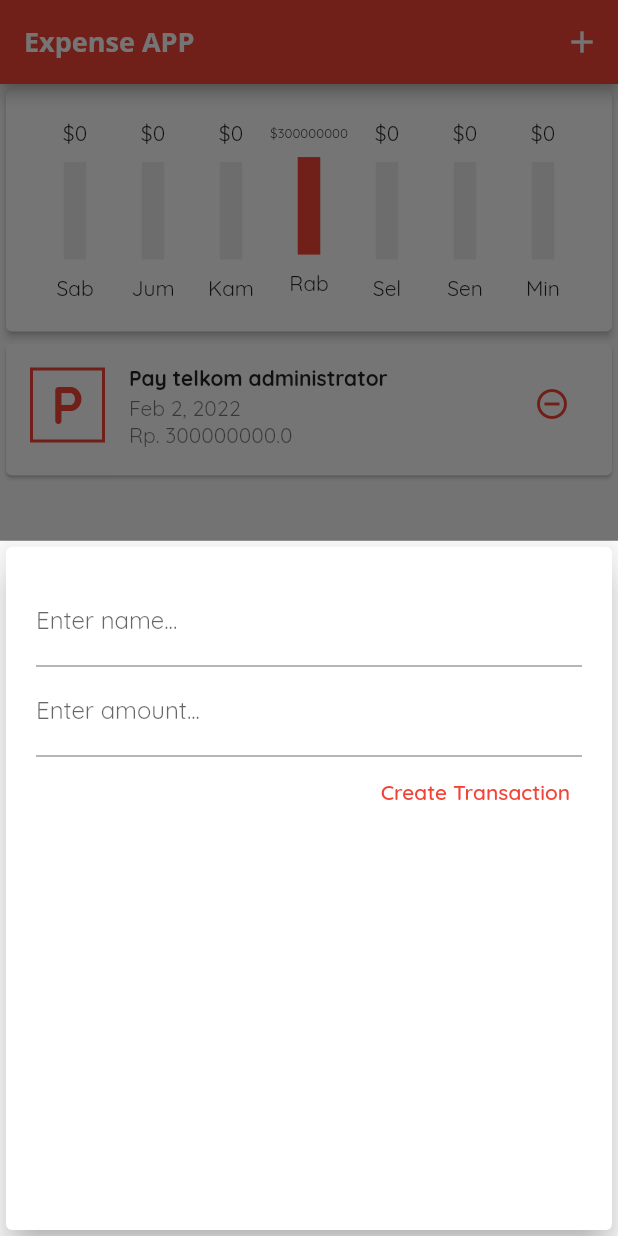
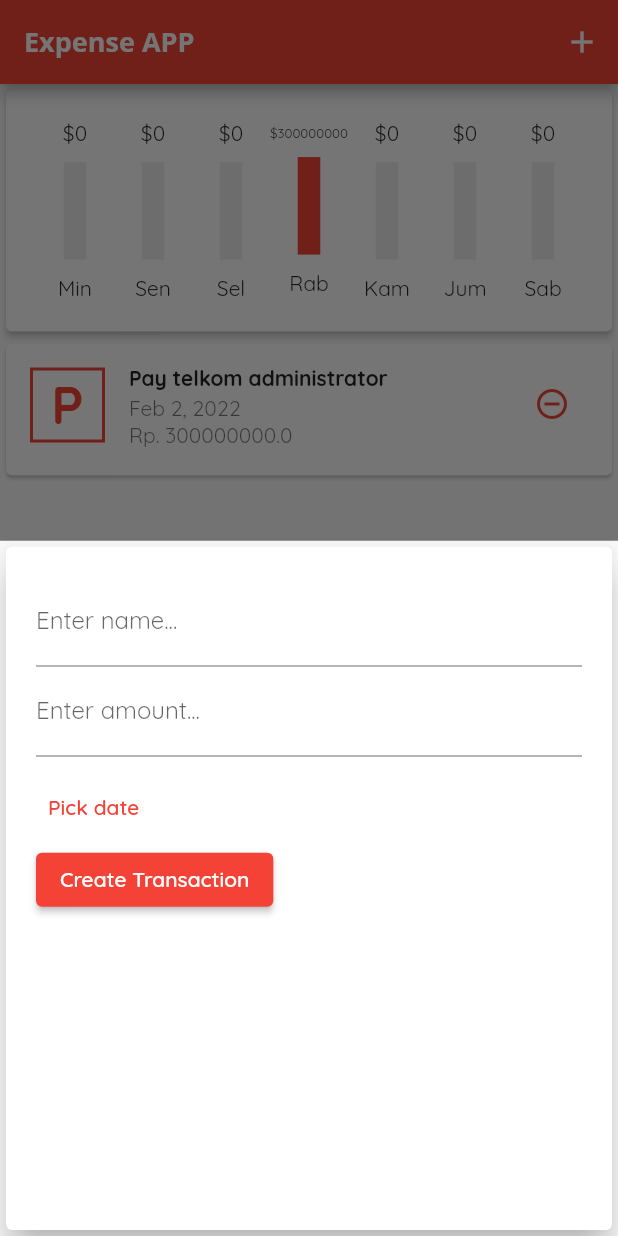
Before and after one commit to zinct/flutter-expense, a Flutter app: the screen it shows after launch, after a tap on the "remove circle outline" icon, after a tap on the "add" icon, on a phone screen of 412 x 824 dp. Run offline on Flutter 3.47's test engine with Material 2 defaults, Android fonts, the phone set to English and light mode, and no system bars.

Commit message:
Adding datepicker

```diff
--- a/lib/main.dart
+++ b/lib/main.dart
@@ -6,14 +6,14 @@ import 'package:expense/widgets/not_found.dart';
 import 'package:flutter/material.dart';
 import 'package:intl/date_symbol_data_local.dart';
 
-void main() => runApp(App());
+void main() => runApp(MyApp());
 
-class App extends StatefulWidget {
+class MyApp extends StatefulWidget {
   @override
-  State<App> createState() => _AppState();
+  State<MyApp> createState() => _AppState();
 }
 
-class _AppState extends State<App> {
+class _AppState extends State<MyApp> {
   final List<Transaction> transactions = [
     Transaction(
         id: 1,
@@ -67,14 +67,15 @@ class _AppState extends State<App> {
         });
   }
 
-  void _createTransaction(String name, double amount) {
+  void _createTransaction(String name, double amount, DateTime date) {
     if (name.isEmpty && amount is String && amount <= 0) return;
 
     final newTransaction = Transaction(
       id: transactions.length + 1,
       name: name,
       amount: amount,
-        date: DateTime.now());
+      date: date,
+    );
 
     setState(() {
       transactions.add(newTransaction);
@@ -99,7 +100,10 @@ class _AppState extends State<App> {
           titleTextStyle: TextStyle(
             fontFamily: 'OpenSans',
             fontSize: 18,
-                  fontWeight: FontWeight.bold))),
+            fontWeight: FontWeight.bold,
+          ),
+        ),
+      ),
       home: Builder(builder: (context) {
         return Scaffold(
           appBar: AppBar(
@@ -107,7 +111,8 @@ class _AppState extends State<App> {
             actions: [
               IconButton(
                 onPressed: () => _openCreateTransactionModal(context),
-                  icon: Icon(Icons.add))
+                icon: Icon(Icons.add),
+              )
             ],
           ),
           body: Column(
--- a/lib/transaction/transaction_form.dart
+++ b/lib/transaction/transaction_form.dart
@@ -1,4 +1,5 @@
 import 'package:flutter/material.dart';
+import 'package:intl/intl.dart';
 
 class TransactionForm extends StatefulWidget {
   final Function _onSubmit;
@@ -12,12 +13,30 @@ class TransactionForm extends StatefulWidget {
 class _TransactionFormState extends State<TransactionForm> {
   final _nameController = TextEditingController();
   final _amountController = TextEditingController();
+  DateTime? _date;
 
   void _handleSubmit() {
     widget._onSubmit(
-        _nameController.text, double.parse(_amountController.text));
+      _nameController.text,
+      double.parse(_amountController.text),
+      _date,
+    );
 
     Navigator.of(context).pop();
+  }
+
+  void _showDatePicker() {
+    final DateTime currentTime = DateTime.now();
+    showDatePicker(
+      context: context,
+      initialDate: _date ?? DateTime.now(),
+      firstDate: DateTime(2021),
+      lastDate: DateTime(currentTime.year + 3),
+    ).then((value) {
+      setState(() {
+        _date = value;
+      });
+    });
   }
 
   @override
@@ -27,7 +46,7 @@ class _TransactionFormState extends State<TransactionForm> {
       child: Container(
         padding: EdgeInsets.all(20),
         child: Column(
-          crossAxisAlignment: CrossAxisAlignment.end,
+          crossAxisAlignment: CrossAxisAlignment.start,
           children: [
             TextField(
               decoration: InputDecoration(labelText: 'Enter name...'),
@@ -40,7 +59,15 @@ class _TransactionFormState extends State<TransactionForm> {
               keyboardType: TextInputType.numberWithOptions(signed: true),
               onSubmitted: (_) => _handleSubmit,
             ),
+            SizedBox(
+              height: 10,
+            ),
             TextButton(
+                onPressed: _showDatePicker,
+                child: Text(_date == null
+                    ? 'Pick date'
+                    : DateFormat.yMd().format(_date!))),
+            ElevatedButton(
                 onPressed: _handleSubmit, child: Text('Create Transaction'))
           ],
         ),
--- a/lib/widgets/chart.dart
+++ b/lib/widgets/chart.dart
@@ -9,7 +9,7 @@ class Chart extends StatelessWidget {
   List<Map<String, Object>> get _recentTransactions {
     DateTime week = DateTime.now().subtract(Duration(days: 7));
 
-    return List.generate(7, (index) {
+    return List.from(List.generate(7, (index) {
       final weekDay = DateTime.now().subtract(Duration(days: index + 1));
 
       double total = 0;
@@ -21,7 +21,7 @@ class Chart extends StatelessWidget {
       }
 
       return {'name': DateFormat.E('id_ID').format(weekDay), 'total': total};
-    });
+    }).reversed);
   }
 
   double get _maxPrice {
```
Lines whose indentation alone changed are shown as unchanged.
